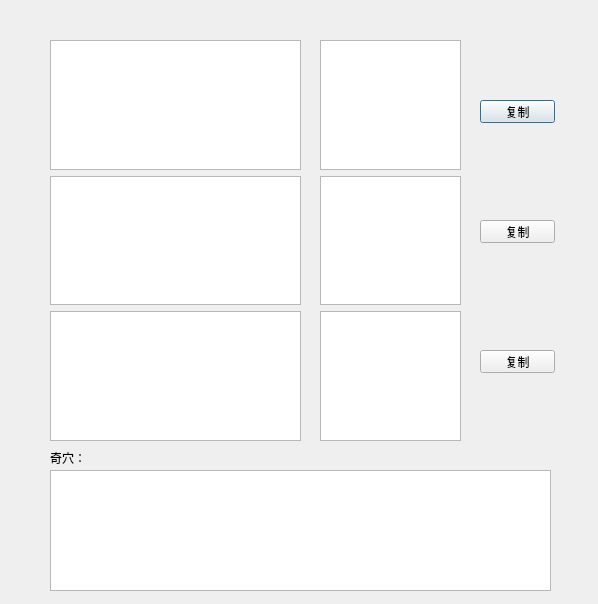
hyarcticfox/Qt, file Script.ui: the form before one commit.
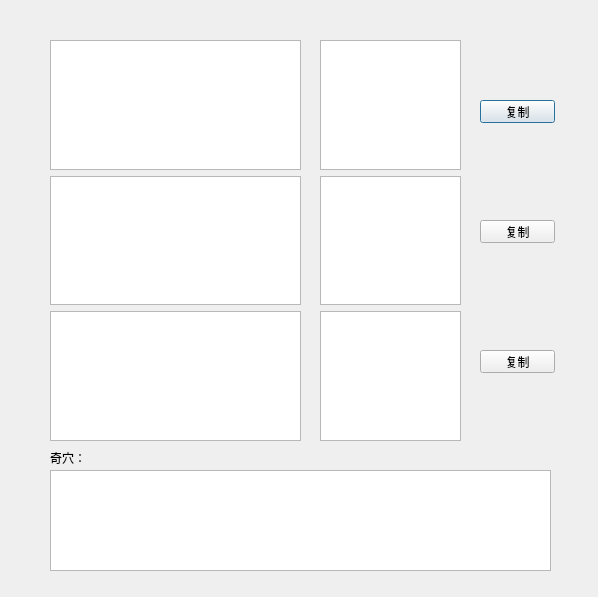
The form after the commit.

Diff of the .ui file:
```diff
--- a/Script.ui
+++ b/Script.ui
@@ -7,7 +7,7 @@
     <x>0</x>
     <y>0</y>
     <width>598</width>
-    <height>604</height>
+    <height>597</height>
    </rect>
   </property>
   <property name="windowTitle">
@@ -100,7 +100,7 @@
      <x>50</x>
      <y>470</y>
      <width>501</width>
-     <height>121</height>
+     <height>101</height>
     </rect>
    </property>
   </widget>
```
